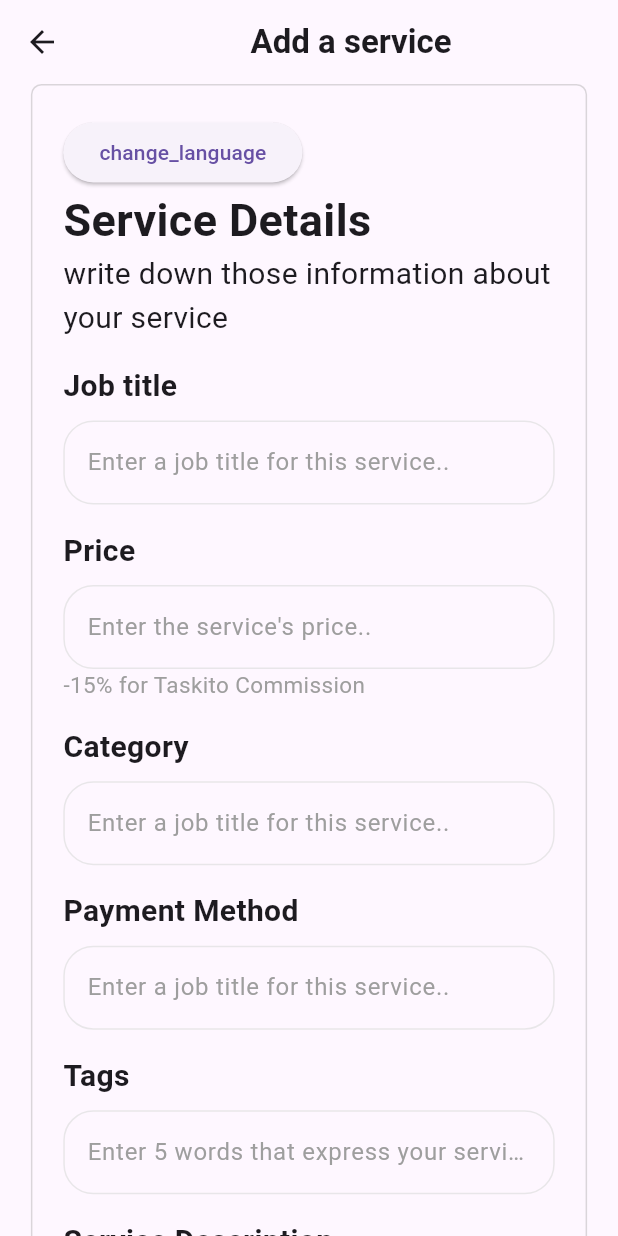
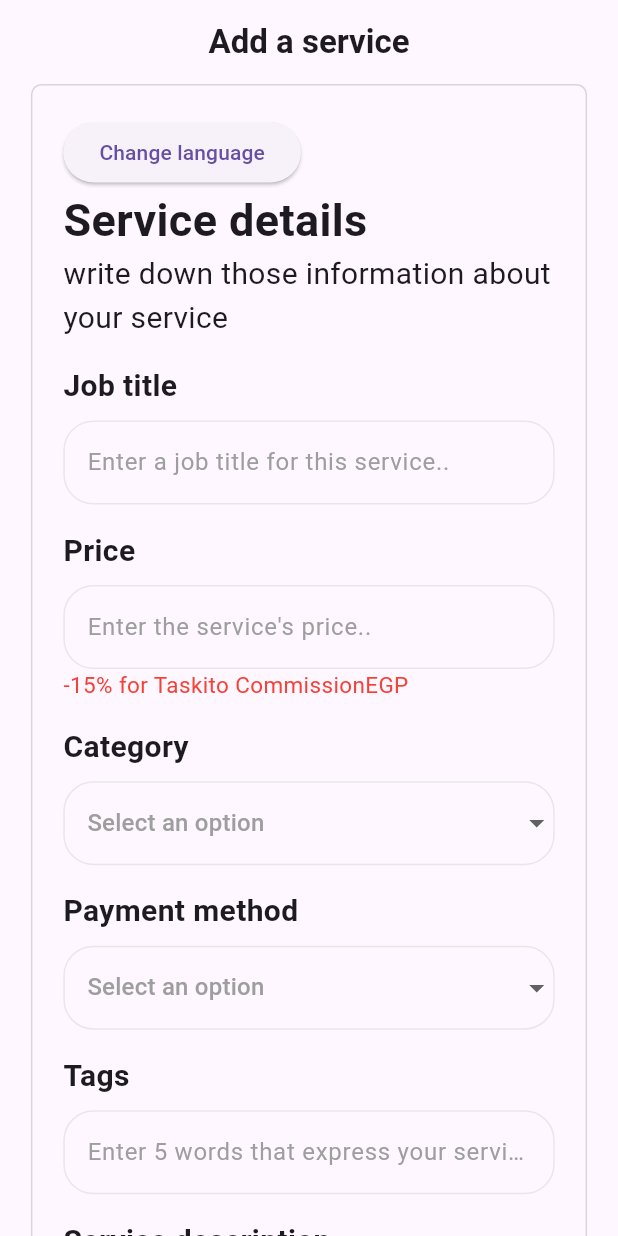
Before and after one commit to Taskito/code_files, a Flutter app: the AddService screen opened directly, on a phone screen of 412 x 824 dp. Run offline on Flutter 3.47's test engine with Material 3 defaults, Android fonts, the light colour scheme and no system bars; our stand-ins replace easy_localization.

Commit message:
add service localization

```diff
--- a/lib/root/app_root.dart
+++ b/lib/root/app_root.dart
@@ -10,7 +10,7 @@ import 'package:taskito/views/welcome_back.dart';
 
 import 'package:taskito/views/layout/layout.dart';
 import 'package:taskito/views/layout/servies_layout.dart';
-import 'package:taskito/views/servies/physical_servies.dart';
+import 'package:taskito/views/service/physical_service.dart';
 
 class AppRoot extends StatelessWidget {
   const AppRoot({super.key});
@@ -21,7 +21,7 @@ class AppRoot extends StatelessWidget {
       localizationsDelegates: context.localizationDelegates,
       supportedLocales: context.supportedLocales,
       locale: context.locale,
-      home: WelcomeBack()
+      home: AddService()
     );
   }
 }
--- a/lib/views/add_service.dart
+++ b/lib/views/add_service.dart
@@ -5,20 +5,39 @@ import 'package:taskito/core/components/main_txt_field.dart';
 import 'package:taskito/core/helpers/dimensions.dart';
 import 'package:taskito/core/style/app_colors.dart';
 
-class AddService extends StatelessWidget {
-  AddService({super.key});
+class AddService extends StatefulWidget {
+  const AddService({super.key});
+
+  @override
+  State<AddService> createState() => _AddServiceState();
+}
+
+class _AddServiceState extends State<AddService> {
   TextEditingController jobTitleController = TextEditingController();
+
   TextEditingController priceController = TextEditingController();
+
   TextEditingController descriptionController = TextEditingController();
+
   TextEditingController categoryController = TextEditingController();
+
   TextEditingController paymentController = TextEditingController();
+
   TextEditingController tagsController = TextEditingController();
 
   GlobalKey<FormState> formKey = GlobalKey<FormState>();
+  double? price;
+  String? inputTextPrice;
+
+  List<String> categories = ["Front-end", "Back-end", "Full-Stack", "Graphic design", "App develpoment", "Technical support"];
+  String? selectedCategory;
+
+  List<String> paymentMethods = ["Visa", "Master card", "InstaPay", "Vodafone cash"];
+  String? selectedMethod;
+
   @override
   Widget build(BuildContext context) {
     Dimensions.setDimensions(context);
-
     return Scaffold(
       appBar: AppBar(
           surfaceTintColor: Colors.white,
@@ -50,13 +69,13 @@ class AddService extends StatelessWidget {
                 },
                 child: Text(context.tr("change_language")),
               ),
-              const Text(
-                "Service Details",
-                style: TextStyle(fontSize: 30, fontWeight: FontWeight.bold),
+              Text(
+                context.tr("service_details"),
+                style: const TextStyle(fontSize: 30, fontWeight: FontWeight.bold),
               ),
-              const Text(
-                "write down those information about your service",
-                style: TextStyle(fontSize: 20),
+              Text(
+                context.tr("service_info"),
+                style: const TextStyle(fontSize: 20),
               ),
               Form(
                 key: formKey,
@@ -66,87 +85,135 @@ class AddService extends StatelessWidget {
                     SizedBox(
                       height: Dimensions.getHeight(0.02),
                     ),
-                    const Text("Job title",
-                        style: TextStyle(
+                    Text(context.tr("job_title"),
+                        style: const TextStyle(
                             fontSize: 20, fontWeight: FontWeight.bold)),
                     SizedBox(
                       height: Dimensions.getHeight(0.01),
                     ),
                     MainTxtField(
-                      hintText: "Enter a job title for this service..",
+                      hintText: context.tr("job_title_hint"),
                       controller: jobTitleController,
                       validator: (value) {
                         if (value == null || value.length < 5) {
-                          return "Invalid job title";
+                          return context.tr("invalid_job_title");
                         }
                       },
                     ),
                     SizedBox(
                       height: Dimensions.getHeight(0.02),
                     ),
-                    const Text("Price",
-                        style: TextStyle(
+                    Text(context.tr("price"),
+                        style: const TextStyle(
                             fontSize: 20, fontWeight: FontWeight.bold)),
                     SizedBox(
                       height: Dimensions.getHeight(0.01),
                     ),
                     MainTxtField(
-                      hintText: "Enter the service's price..",
+                      hintText: context.tr("price_hint"),
                       controller: priceController,
                       validator: (value) {
-                        if (value == null || value.length < 1) {
-                          return "Enter the price please!";
+                        if (value == null || value.isEmpty) {
+                          return context.tr("invalid_price");
                         }
                       },
                       onChange: (value) {
-                        return "fvsjv";
+                        setState(() {
+                          inputTextPrice = value;
+                          if(inputTextPrice!.isEmpty){
+                            price = null;
+                          }else{
+                              price = double.parse(inputTextPrice!);
+                          }
+                        });
                       },
                     ),
-                    const Text(
-                      "-15% for Taskito Commission",
-                      style: TextStyle(color: Colors.grey, fontSize: 15),
+                    if(price != null)
+                    Text(
+                      "${context.tr("You_will_take")} ${price!-(price!*0.15)}",
+                      style: const TextStyle(color: Colors.red, fontSize: 15),
+                    ),
+                    Text(
+                      context.tr("commission") + context.tr("EGP"),
+                      style: const TextStyle(color: Colors.red, fontSize: 15),
                     ),
                     SizedBox(
                       height: Dimensions.getHeight(0.02),
                     ),
-                    const Text("Category",
-                        style: TextStyle(
+                    Text(context.tr("category"),
+                        style: const TextStyle(
+                            fontSize: 20, fontWeight: FontWeight.bold)),
+                    SizedBox(
+                      height: Dimensions.getHeight(0.01),
+                    ),
+                    DropdownButtonFormField(
+                      hint: Text(context.tr("select_an_option"), style: const TextStyle(color: Colors.grey),),
+                      decoration: InputDecoration(
+                        enabledBorder: OutlineInputBorder(
+                          borderRadius: BorderRadius.circular(20),
+                          borderSide: const BorderSide(color: Color.fromARGB(183, 224, 224, 224))
+                          )
+                      ),
+                      items: categories
+                  .map((String value) {
+                return DropdownMenuItem<String>(
+                  value: value,
+                  child: Text(value),
+                );
+              }).toList(),
+              onChanged: (String? newValue) {
+                setState(() {
+                  selectedCategory = newValue;
+                });
+              },
+              ),
+                    SizedBox(
+                      height: Dimensions.getHeight(0.02),
+                    ),
+                    Text(context.tr("payment_method"),
+                        style: const TextStyle(
+                            fontSize: 20, fontWeight: FontWeight.bold)),
+                    SizedBox(
+                      height: Dimensions.getHeight(0.01),
+                    ),
+                      DropdownButtonFormField(
+                      hint: Text(context.tr("select_an_option"), style: const TextStyle(color: Colors.grey),),
+                      decoration: InputDecoration(
+                        enabledBorder: OutlineInputBorder(
+                          borderRadius: BorderRadius.circular(20),
+                          borderSide: const BorderSide(color: Color.fromARGB(183, 224, 224, 224))
+                          )
+                      ),
+                      items: paymentMethods
+                  .map((String value) {
+                return DropdownMenuItem<String>(
+                  value: value,
+                  child: Text(value),
+                );
+              }).toList(),
+              onChanged: (String? newValue) {
+                setState(() {
+                  selectedMethod = newValue;
+                });
+              },
+              ),
+                    SizedBox(
+                      height: Dimensions.getHeight(0.02),
+                    ),
+                    Text(context.tr("tags"),
+                        style: const TextStyle(
                             fontSize: 20, fontWeight: FontWeight.bold)),
                     SizedBox(
                       height: Dimensions.getHeight(0.01),
                     ),
                     MainTxtField(
-                        hintText: "Enter a job title for this service..",
-                        controller: categoryController),
-                    SizedBox(
-                      height: Dimensions.getHeight(0.02),
-                    ),
-                    const Text("Payment Method",
-                        style: TextStyle(
-                            fontSize: 20, fontWeight: FontWeight.bold)),
-                    SizedBox(
-                      height: Dimensions.getHeight(0.01),
-                    ),
-                    MainTxtField(
-                        hintText: "Enter a job title for this service..",
-                        controller: paymentController),
-                    SizedBox(
-                      height: Dimensions.getHeight(0.02),
-                    ),
-                    const Text("Tags",
-                        style: TextStyle(
-                            fontSize: 20, fontWeight: FontWeight.bold)),
-                    SizedBox(
-                      height: Dimensions.getHeight(0.01),
-                    ),
-                    MainTxtField(
-                        hintText: "Enter 5 words that express your service",
+                        hintText: context.tr("tags_hint"),
                         controller: tagsController),
                     SizedBox(
                       height: Dimensions.getHeight(0.02),
                     ),
-                    const Text("Service Description",
-                        style: TextStyle(
+                    Text(context.tr("service_description"),
+                        style: const TextStyle(
                             fontSize: 20, fontWeight: FontWeight.bold)),
                     SizedBox(
                       height: Dimensions.getHeight(0.01),
@@ -154,7 +221,7 @@ class AddService extends StatelessWidget {
                     TextFormField(
                         maxLines: 4,
                         decoration: InputDecoration(
-                            hintText: "Enter a description for this service..",
+                            hintText: context.tr("service_description_hint"),
                             enabledBorder: OutlineInputBorder(
                                 borderRadius: BorderRadius.circular(5),
                                 borderSide: const BorderSide(
@@ -169,18 +236,17 @@ class AddService extends StatelessWidget {
                       style: ElevatedButton.styleFrom(
                         foregroundColor: Colors.white,
                         backgroundColor: mainPurple,
-                        // padding: EdgeInsets.symmetric(horizontal: Dimensions.getWidth(0.2)),
                         shape: RoundedRectangleBorder(
                           borderRadius: BorderRadius.circular(10),
                         ),
                       ),
                       child: SizedBox(
                         width: Dimensions.getWidth(0.3),
-                        child: const Row(
+                        child: Row(
                           children: [
-                            Icon(Icons.upload_rounded),
+                            const Icon(Icons.upload_rounded),
                             Text(
-                              "Service image",
+                              context.tr("service_image"),
                             )
                           ],
                         ),
@@ -193,7 +259,7 @@ class AddService extends StatelessWidget {
                       mainAxisAlignment: MainAxisAlignment.end,
                       children: [
                         MainBtnStyle(
-                          text: "Post",
+                          text: context.tr("post"),
                           onPressed: () {},
                           width: Dimensions.getHeight(0.05),
                           customBorderRadius: 10,
--- a/lib/views/home/home.dart
+++ b/lib/views/home/home.dart
@@ -3,8 +3,8 @@ import 'package:taskito/views/card/card.dart';
 import 'package:taskito/views/card/category_card.dart';
 import 'package:taskito/views/layout/layout.dart';
 import 'package:taskito/views/layout/servies_layout.dart';
-import 'package:taskito/views/servies/online_servies.dart';
-import 'package:taskito/views/servies/physical_servies.dart';
+import 'package:taskito/views/service/online_service.dart';
+import 'package:taskito/views/service/physical_service.dart';
 
 class MyHomeScreen extends StatefulWidget {
   const MyHomeScreen({super.key});
--- a/lib/views/layout/servies_layout.dart
+++ b/lib/views/layout/servies_layout.dart
@@ -1,8 +1,8 @@
 import 'package:flutter/cupertino.dart';
 import 'package:flutter/material.dart';
-import 'package:taskito/views/servies/all_servies.dart';
-import 'package:taskito/views/servies/online_servies.dart';
-import 'package:taskito/views/servies/physical_servies.dart';
+import 'package:taskito/views/service/all_service.dart';
+import 'package:taskito/views/service/online_service.dart';
+import 'package:taskito/views/service/physical_service.dart';
 
 class ServiesLayout extends StatefulWidget {
    final int ind ;
--- a/pubspec.yaml
+++ b/pubspec.yaml
@@ -36,6 +36,8 @@ dependencies:
   # Use with the CupertinoIcons class for iOS style icons.
   cupertino_icons: ^1.0.6
   easy_localization: ^3.0.7
+  dropdown_button2: ^2.3.8
+
 
 dev_dependencies:
   flutter_test:
@@ -62,6 +64,7 @@ flutter:
   # To add assets to your application, add an assets section, like this:
   assets:
     - assets/images/
+    - assets/translations/
   #   - images/a_dot_ham.jpeg
 
   # An image asset can refer to one or more resolution-specific "variants", see
```
Also changed, not shown: assets/translations/ar.json (+20 -1 lines), assets/translations/en.json (+22 -1 lines), asset/images/Image 135 (2).png (deleted), asset/images/Image 135 (3).png (deleted), asset/images/bac_header.png (deleted), asset/images/bog.jpg (deleted), asset/images/web-design.png (deleted), lib/views/service/all_service.dart (renamed from lib/views/servies/all_servies.dart), lib/views/service/online_service.dart (renamed from lib/views/servies/online_servies.dart), lib/views/service/physical_service.dart (renamed from lib/views/servies/physical_servies.dart), pubspec.lock.
